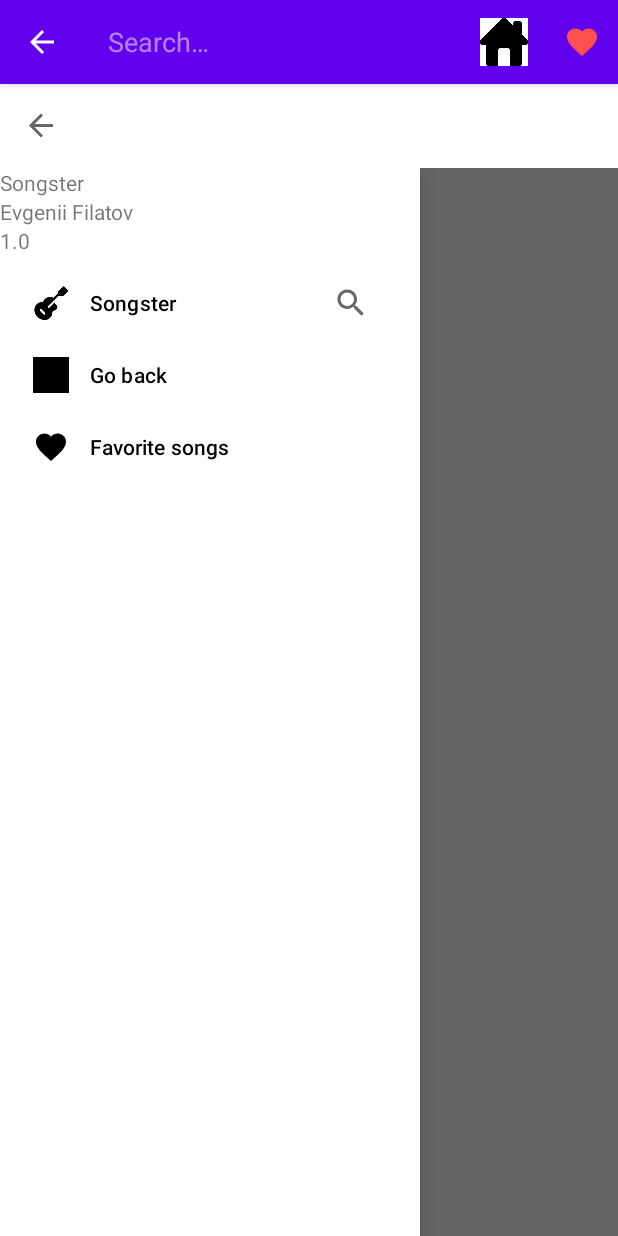
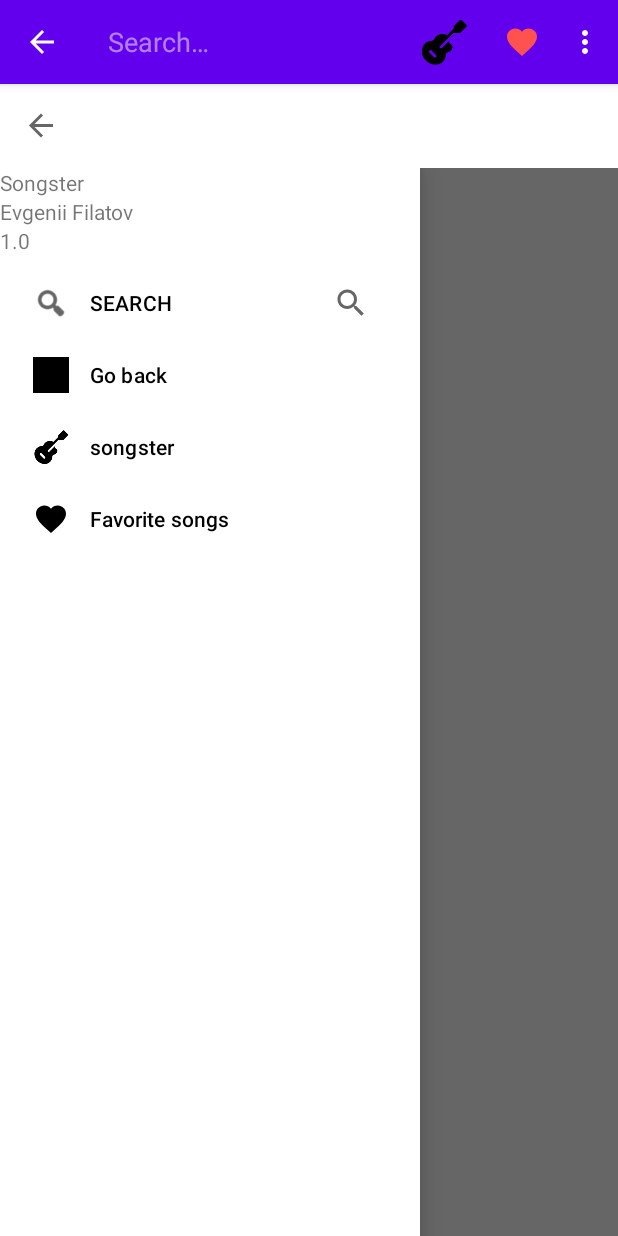
Before and after one commit to fila0003/android_final_project, an Android app: the ArtistSearchResults screen opened directly, with no data from a screen before it, after a tap on "open", on a phone screen of 412 x 824 dp. Run offline under Robolectric (Android 15) with nearby library versions, the phone set to English and light mode, and no system bars; 3 other taps on this screen came first.

Commit message:
4 commit

```diff
--- a/app/src/main/res/menu/songster_menu.xml
+++ b/app/src/main/res/menu/songster_menu.xml
@@ -13,7 +13,7 @@
     <item android:id="@+id/searchItemMusic"
         android:orderInCategory="50"
         app:actionViewClass="androidx.appcompat.widget.SearchView"
-        android:icon="@drawable/song"
+        android:icon="@android:drawable/ic_menu_search"
         app:showAsAction="always|collapseActionView"
         android:title="@string/search1"/>    <!-- This uses showAsAction=always, so look at icon= parameter -->
 
@@ -21,6 +21,11 @@
         android:orderInCategory="150"
         android:icon="@drawable/heart"
         app:showAsAction="always|collapseActionView"
-        android:title="@string/favorites"/>    <!-- This uses showAsAction=always, so look at icon= parameter -->
+        android:title="@string/favorites"/><!-- This uses showAsAction=always, so look at icon= parameter -->
 
+    <item android:id="@+id/songster"
+        android:orderInCategory="125"
+        android:icon="@drawable/song"
+        app:showAsAction="always|collapseActionView"
+        android:title="@string/songster"/>
 </menu>
--- a/app/src/main/res/values/strings.xml
+++ b/app/src/main/res/values/strings.xml
@@ -26,5 +26,6 @@
     <string name="searchToast">search toast</string>
     <string name="artist_name">Artist Name</string>
     <string name="favorites">Favorite songs</string>
-    <string name="search1">Songster</string>
+    <string name="search1">SEARCH</string>
+    <string name="songster">songster</string>
 </resources>
```
Also changed, not shown: app/src/main/java/com/cst2335/projectnew/MainActivity.java (+9 -1 lines), 1 other file.
